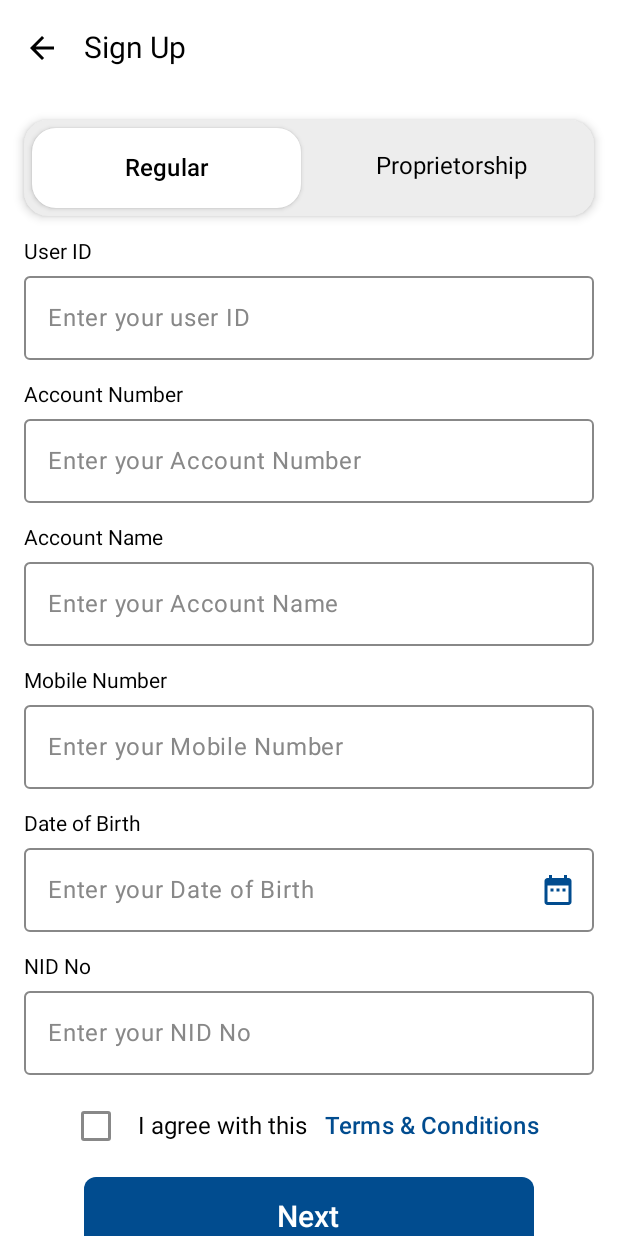
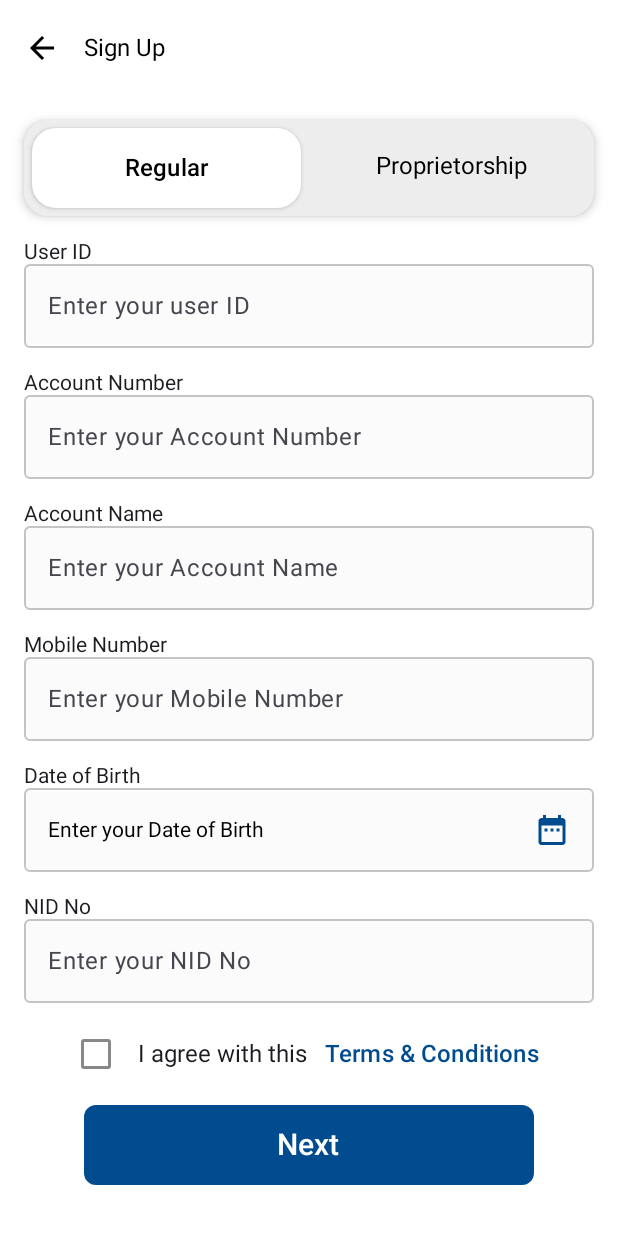
Before and after one commit to shimul53/RegistrationUI, an Android app built with Jetpack Compose: the SignupScreen screen opened through its navigation route, on a phone screen of 412 x 824 dp. Run offline under Robolectric (Android 15) with nearby library versions, the phone set to English and light mode, and no system bars.

Commit message:
Modify  signup fields as per requirement

```diff
--- a/app/build.gradle.kts
+++ b/app/build.gradle.kts
@@ -71,4 +71,7 @@ dependencies {
     implementation ("com.google.accompanist:accompanist-pager-indicators:0.28.0") // Pager Indicators
     implementation ("androidx.navigation:navigation-compose:2.5.3")
     implementation("io.coil-kt:coil-compose:2.7.0")
+    implementation ("com.google.accompanist:accompanist-insets:0.28.0")
+    implementation ("com.google.accompanist:accompanist-insets-ui:0.28.0")
+    implementation ("androidx.compose.foundation:foundation:1.4.0")
 }
--- a/app/src/main/java/com/example/registrationui/MainActivity.kt
+++ b/app/src/main/java/com/example/registrationui/MainActivity.kt
@@ -1,6 +1,7 @@
 package com.example.registrationui
 
 import android.os.Bundle
+import android.view.WindowManager
 import androidx.activity.ComponentActivity
 import androidx.activity.compose.setContent
 import androidx.activity.enableEdgeToEdge
@@ -11,6 +12,7 @@ import androidx.compose.material3.Text
 import androidx.compose.runtime.Composable
 import androidx.compose.ui.Modifier
 import androidx.compose.ui.tooling.preview.Preview
+import androidx.core.view.WindowCompat
 import com.example.registrationui.ui.theme.RegistrationUITheme
 import navigation.NavController
 
@@ -18,6 +20,9 @@ class MainActivity : ComponentActivity() {
     override fun onCreate(savedInstanceState: Bundle?) {
         super.onCreate(savedInstanceState)
         enableEdgeToEdge()
+        window.setSoftInputMode(
+            WindowManager.LayoutParams.SOFT_INPUT_ADJUST_NOTHING
+        );
         setContent {
             NavController()
     }
--- a/app/src/main/java/com/example/registrationui/ui/LoginScreen.kt
+++ b/app/src/main/java/com/example/registrationui/ui/LoginScreen.kt
@@ -89,11 +89,12 @@ fun LoginScreen(navController: NavHostController){
             .fillMaxWidth()
             .padding(start = 16.dp, end = 16.dp),value =textState.value , onValueChange = {textState.value = it},
 
-            label ={ Text(text = "User ID")} ,
+            placeholder ={ Text(text = "User ID")} ,
+            singleLine = true,
 
             colors = TextFieldDefaults.outlinedTextFieldColors(
                 focusedBorderColor = Color(0xFF014C8F),
-                unfocusedBorderColor = Color.Gray, // Optional: define the unfocused border color
+                unfocusedBorderColor = Color(0x54545454), // Optional: define the unfocused border color
                 cursorColor = Color(0xFF014C8F),         // Cursor color
                 focusedLabelColor = Color(0xFF014C8F),   // Focused label color
                 unfocusedLabelColor = Color.Gray
@@ -135,12 +136,13 @@ fun PasswordOutlinedTextField() {
     var password by remember { mutableStateOf("") }
 
     OutlinedTextField(
+        singleLine = true,
         value = password,
         onValueChange = { newPassword -> password = newPassword },
-        label = { Text(text = "Password") },
+        placeholder = { Text(text = "Password") },
         colors = TextFieldDefaults.outlinedTextFieldColors(
             focusedBorderColor = Color(0xFF014C8F),
-            unfocusedBorderColor = Color.Gray, // Optional: define the unfocused border color
+            unfocusedBorderColor = Color(0x54545454), // Optional: define the unfocused border color
             cursorColor = Color(0xFF014C8F),         // Cursor color
             focusedLabelColor = Color(0xFF014C8F),   // Focused label color
             unfocusedLabelColor = Color.Gray
--- a/app/src/main/java/com/example/registrationui/ui/SignupScreen.kt
+++ b/app/src/main/java/com/example/registrationui/ui/SignupScreen.kt
@@ -2,15 +2,19 @@ package UI
 import android.app.DatePickerDialog
 import android.widget.DatePicker
 import androidx.compose.foundation.background
+import androidx.compose.foundation.border
 import androidx.compose.foundation.clickable
 import androidx.compose.foundation.interaction.MutableInteractionSource
 import androidx.compose.foundation.layout.Arrangement
+import androidx.compose.foundation.layout.Box
 import androidx.compose.foundation.layout.Column
 import androidx.compose.foundation.layout.Row
 import androidx.compose.foundation.layout.Spacer
 import androidx.compose.foundation.layout.fillMaxSize
 import androidx.compose.foundation.layout.fillMaxWidth
 import androidx.compose.foundation.layout.height
+import androidx.compose.foundation.layout.imePadding
+import androidx.compose.foundation.layout.navigationBarsPadding
 import androidx.compose.foundation.layout.padding
 import androidx.compose.foundation.layout.width
 import androidx.compose.foundation.layout.wrapContentWidth
@@ -20,6 +24,7 @@ import androidx.compose.foundation.text.KeyboardOptions
 import androidx.compose.foundation.verticalScroll
 import androidx.compose.material.icons.Icons
 import androidx.compose.material.icons.automirrored.filled.ArrowBack
+import androidx.compose.material.icons.filled.ArrowBack
 import androidx.compose.material.icons.filled.DateRange
 import androidx.compose.material3.Button
 import androidx.compose.material3.ButtonDefaults
@@ -30,16 +35,21 @@ import androidx.compose.material3.CheckboxDefaults
 import androidx.compose.material3.ExperimentalMaterial3Api
 import androidx.compose.material3.Icon
 import androidx.compose.material3.IconButton
+import androidx.compose.material3.MaterialTheme
 import androidx.compose.material3.OutlinedTextField
+import androidx.compose.material3.Scaffold
 import androidx.compose.material3.Text
 import androidx.compose.material3.TextButton
 import androidx.compose.material3.TextFieldDefaults
 import androidx.compose.material3.TopAppBar
+import androidx.compose.material3.TopAppBarColors
 import androidx.compose.material3.TopAppBarDefaults
 import androidx.compose.runtime.Composable
+import androidx.compose.runtime.LaunchedEffect
 import androidx.compose.runtime.getValue
 import androidx.compose.runtime.mutableStateOf
 import androidx.compose.runtime.remember
+import androidx.compose.runtime.rememberCoroutineScope
 import androidx.compose.runtime.setValue
 import androidx.compose.ui.Alignment
 import androidx.compose.ui.Modifier
@@ -54,24 +64,60 @@ import androidx.compose.ui.unit.dp
 import androidx.compose.ui.unit.sp
 import androidx.navigation.NavHostController
 import com.example.registrationui.R
+import kotlinx.coroutines.launch
 import java.text.SimpleDateFormat
 import java.util.Calendar
 import java.util.Locale
 import java.util.*
 
 
+@OptIn(ExperimentalMaterial3Api::class)
 @Composable
 fun SignupScreen(navController: NavHostController){
+    val scope = rememberCoroutineScope()
+    Scaffold (containerColor = Color.White,
+        modifier = Modifier.navigationBarsPadding().fillMaxSize().imePadding(),
+        topBar = {
+            TopAppBar(
+                colors = TopAppBarColors( containerColor = Color.White, actionIconContentColor = Color.Black, navigationIconContentColor = Color.Black, scrolledContainerColor = Color.Black, titleContentColor = Color.Black ),
+                title = {
+                    androidx.compose.material.Text(
+                        "Sign Up",
+                        color = Color.Black,
+                        fontSize = 16.sp
+                    )
+                },
 
+                navigationIcon = {
+                    IconButton(onClick = { scope.launch {
+
+                        navController.popBackStack()
+
+                        // navController.navigate("anotherScreen")
+
+                    } }) {
+                        Icon(Icons.Default.ArrowBack, contentDescription = "Back")
+                    }
+                }
+            )
+        }){
+        paddingValues ->
         Column(modifier = Modifier
             .fillMaxSize()
+            .verticalScroll(rememberScrollState())
+            .padding(paddingValues)
+            .imePadding()
             .background(Color.White), verticalArrangement =Arrangement.Top, horizontalAlignment = Alignment.CenterHorizontally) {
-        TopBar(onBackClick = { navController.popBackStack()})
+            //TopBar(onBackClick = { navController.popBackStack()})
             CustomSwipeButton()
             //TermsSection()
             // nextBtn()
 
         }
+    }
+
+
+
 }
 
 @Composable
@@ -119,8 +165,10 @@ fun CustomSwipeButton() {
                         .weight(1f)
                         .height(53.dp)
                         .padding(16.dp)
-                        .clickable (interactionSource = remember { MutableInteractionSource() },
-                            indication = null,){ selectedButton = 1 },
+                        .clickable(
+                            interactionSource = remember { MutableInteractionSource() },
+                            indication = null,
+                        ) { selectedButton = 1 },
                     fontSize = 16.sp,
                     color = Color.Black,
                     textAlign = TextAlign.Center
@@ -155,8 +203,10 @@ fun CustomSwipeButton() {
                         .weight(1f)
                         .height(53.dp)
                         .padding(16.dp)
-                        .clickable (interactionSource = remember { MutableInteractionSource() },
-                            indication = null,){ selectedButton = 2 },
+                        .clickable(
+                            interactionSource = remember { MutableInteractionSource() },
+                            indication = null,
+                        ) { selectedButton = 2 },
                     fontSize = 16.sp,
                     color = Color.Black,
                     textAlign = TextAlign.Center
@@ -216,23 +266,26 @@ fun UserTextFields(selectedButton: Int){
     val accountNameState = remember { mutableStateOf("") }
     val mobileNumberState = remember { mutableStateOf("") }
     val nidNoState = remember { mutableStateOf("") }
-    Column(modifier = Modifier
-        .verticalScroll(scrollState), verticalArrangement =Arrangement.Top, horizontalAlignment = Alignment.CenterHorizontally) {
+    Column(modifier = Modifier.padding(bottom = 20.dp)
+        , verticalArrangement =Arrangement.Top, horizontalAlignment = Alignment.CenterHorizontally) {
 
         //user id
         Text(text = "User ID", modifier = Modifier
             .align(Alignment.Start)
             .padding(start = 16.dp))
-        OutlinedTextField( modifier = Modifier
+        OutlinedTextField(
+            modifier = Modifier
             .fillMaxWidth()
             .padding(start = 16.dp, end = 16.dp),value =userIDState.value , onValueChange = {userIDState.value = it},
-            label ={ Text(text = "Enter your user ID")} ,
+            singleLine = true,
+            placeholder ={ Text(text = "Enter your user ID")} ,
             colors = TextFieldDefaults.outlinedTextFieldColors(
                 focusedBorderColor = Color(0xFF014C8F),
-                unfocusedBorderColor = Color.Gray, // Optional: define the unfocused border color
+                unfocusedBorderColor = Color(0x54545454), // Optional: define the unfocused border color
                 cursorColor = Color(0xFF014C8F),         // Cursor color
                 focusedLabelColor = Color(0xFF014C8F),   // Focused label color
-                unfocusedLabelColor = Color.Gray
+                unfocusedLabelColor = Color.Gray,
+                containerColor = Color(0xFBFBFBFB),
             ),)
         Spacer(modifier = Modifier.height(15.dp))
 
@@ -243,13 +296,15 @@ fun UserTextFields(selectedButton: Int){
         OutlinedTextField( modifier = Modifier
             .fillMaxWidth()
             .padding(start = 16.dp, end = 16.dp),value =accountNumberState.value , onValueChange = {accountNumberState.value = it},
-            label ={ Text(text = "Enter your Account Number")} ,
+            placeholder ={ Text(text = "Enter your Account Number")} ,
+            singleLine = true,
             colors = TextFieldDefaults.outlinedTextFieldColors(
                 focusedBorderColor = Color(0xFF014C8F),
-                unfocusedBorderColor = Color.Gray, // Optional: define the unfocused border color
+                unfocusedBorderColor = Color(0x54545454), // Optional: define the unfocused border color
                 cursorColor = Color(0xFF014C8F),         // Cursor color
                 focusedLabelColor = Color(0xFF014C8F),   // Focused label color
-                unfocusedLabelColor = Color.Gray
+                unfocusedLabelColor = Color.Gray ,
+                containerColor = Color(0xFBFBFBFB),
             ),)
 
         Spacer(modifier = Modifier.height(15.dp))
@@ -262,13 +317,15 @@ fun UserTextFields(selectedButton: Int){
         OutlinedTextField( modifier = Modifier
             .fillMaxWidth()
             .padding(start = 16.dp, end = 16.dp),value =accountNameState.value , onValueChange = {accountNameState.value = it},
-            label ={ Text(text = "Enter your Account Name")} ,
+            placeholder ={ Text(text = "Enter your Account Name")} ,
+            singleLine = true,
             colors = TextFieldDefaults.outlinedTextFieldColors(
                 focusedBorderColor = Color(0xFF014C8F),
-                unfocusedBorderColor = Color.Gray, // Optional: define the unfocused border color
+                unfocusedBorderColor = Color(0x54545454), // Optional: define the unfocused border color
                 cursorColor = Color(0xFF014C8F),         // Cursor color
                 focusedLabelColor = Color(0xFF014C8F),   // Focused label color
-                unfocusedLabelColor = Color.Gray
+                unfocusedLabelColor = Color.Gray,
+                containerColor = Color(0xFBFBFBFB),
             ),)
 
         Spacer(modifier = Modifier.height(15.dp))
@@ -280,13 +337,16 @@ fun UserTextFields(selectedButton: Int){
         OutlinedTextField( modifier = Modifier
             .fillMaxWidth()
             .padding(start = 16.dp, end = 16.dp),value =mobileNumberState.value , onValueChange = {mobileNumberState.value = it},
-            label ={ Text(text = "Enter your Mobile Number")} ,
+            placeholder ={ Text(text = "Enter your Mobile Number")} ,
+            singleLine = true,
             colors = TextFieldDefaults.outlinedTextFieldColors(
                 focusedBorderColor = Color(0xFF014C8F),
-                unfocusedBorderColor = Color.Gray, // Optional: define the unfocused border color
+                unfocusedBorderColor = Color(0x54545454), // Optional: define the unfocused border color
                 cursorColor = Color(0xFF014C8F),         // Cursor color
                 focusedLabelColor = Color(0xFF014C8F),   // Focused label color
-                unfocusedLabelColor = Color.Gray
+                unfocusedLabelColor = Color.Gray,
+                containerColor = Color(0xFBFBFBFB),
+
             ),)
 
         Spacer(modifier = Modifier.height(15.dp))
@@ -307,7 +367,7 @@ fun UserTextFields(selectedButton: Int){
                 unfocusedLabelColor = Color.Gray
             ),)*/
         //DateOfBirthField()
-        DatePickerTextField()
+        DatePickerText()
 
         Spacer(modifier = Modifier.height(15.dp))
 
@@ -317,14 +377,17 @@ fun UserTextFields(selectedButton: Int){
             .padding(start = 16.dp))
         OutlinedTextField( modifier = Modifier
             .fillMaxWidth()
+            .imePadding()
             .padding(start = 16.dp, end = 16.dp),value =nidNoState.value , onValueChange = {nidNoState.value = it},
-            label ={ Text(text = "Enter your NID No")} ,
+            placeholder ={ Text(text = "Enter your NID No")} ,
+            singleLine = true,
             colors = TextFieldDefaults.outlinedTextFieldColors(
                 focusedBorderColor = Color(0xFF014C8F),
-                unfocusedBorderColor = Color.Gray, // Optional: define the unfocused border color
+                unfocusedBorderColor = Color(0x54545454), // Optional: define the unfocused border color
                 cursorColor = Color(0xFF014C8F),         // Cursor color
                 focusedLabelColor = Color(0xFF014C8F),   // Focused label color
-                unfocusedLabelColor = Color.Gray
+                unfocusedLabelColor = Color.Gray,
+                containerColor = Color(0xFBFBFBFB),
             ),)
 
         TermsSection()
@@ -418,7 +481,7 @@ fun nextBtn(){
                 .padding(start = 16.dp, end = 16.dp),
             value = dateOfBirthState.value,
             onValueChange = { dateOfBirthState.value = it },
-            label = { Text(text = "Enter your Date of Birth") },
+            placeholder = { Text(text = "Enter your Date of Birth") },
             trailingIcon = {
                 IconButton(onClick = { datePickerDialog.show() }) {
                     Icon(
@@ -439,9 +502,69 @@ fun nextBtn(){
     }
 
 
+@OptIn(ExperimentalMaterial3Api::class)
+@Composable
+fun DatePickerText(modifier: Modifier = Modifier) {
+    val context = LocalContext.current
+    val focusManager = LocalFocusManager.current
+    val calendar = Calendar.getInstance()
+    val year = calendar.get(Calendar.YEAR)
+    val month = calendar.get(Calendar.MONTH)
+    val day = calendar.get(Calendar.DAY_OF_MONTH)
+
+    var selectedDate by remember { mutableStateOf("Enter your Date of Birth") }
+
+    // Function to show DatePickerDialog
+    fun showDatePickerDialog() {
+        DatePickerDialog(
+            context,R.style.CustomDatePickerDialog,
+            { _, selectedYear, selectedMonth, selectedDay ->
+                calendar.set(selectedYear, selectedMonth, selectedDay)
+                val formattedDate = SimpleDateFormat("dd/MM/yyyy", Locale.getDefault()).format(calendar.time)
+                selectedDate = formattedDate
+                focusManager.clearFocus() // Clear focus after date is set
+            },
+            year, month, day
+        ).show()
+    }
+
+    Box(
+        contentAlignment = Alignment.CenterStart,
+        modifier = modifier
+            .fillMaxWidth()
+            .padding(horizontal = 16.dp)
+            .clickable {
+                showDatePickerDialog() // Show DatePickerDialog when the box is clicked
+            }
+            .background(Color(0xFBFBFBFB), shape = RoundedCornerShape(4.dp)) // Set corner radius
+            .border(1.dp, Color(0x54545454), shape = RoundedCornerShape(4.dp)) // Set border with corner radius
+            .padding(16.dp)
+    ) {
+        Row(
+            verticalAlignment = Alignment.CenterVertically,
+            modifier = Modifier.fillMaxWidth()
+        ) {
+            Text(
+                text = selectedDate,
+                color = if (selectedDate == "Enter your Date of Birth") Color.Black else Color.Black
+            )
+
+            Spacer(modifier = Modifier.weight(1f))
+
+            Icon(
+                imageVector = Icons.Default.DateRange,
+                contentDescription = null,
+                tint = Color(0xFF014C8F),
+                modifier = Modifier.clickable {
+                    showDatePickerDialog() // Show DatePickerDialog when the icon is clicked
+                }
+            )
+        }
+    }
+}
 
 
-@OptIn(ExperimentalMaterial3Api::class)
+/*@OptIn(ExperimentalMaterial3Api::class)
 @Composable
 fun DatePickerTextField( modifier: Modifier = Modifier) {
     val context = LocalContext.current
@@ -524,7 +647,8 @@ fun DatePickerTextField( modifier: Modifier = Modifier) {
             val (formattedText, newCursorPosition) = formatInput(newValue.text, newValue.selection.start)
             selectedDate = TextFieldValue(formattedText, TextRange(newCursorPosition))
         },
-        label = { Text(text = "Enter your Date of Birth") },
+        placeholder = { Text(text = "Enter your Date of Birth") },
+        singleLine = true,
         readOnly = false,
         trailingIcon = {
             Icon(
@@ -553,7 +677,7 @@ fun DatePickerTextField( modifier: Modifier = Modifier) {
                 showDialog = true
             }
     )
-}
+}*/
 
 
 /*@Composable
```
Lines whose indentation alone changed are shown as unchanged.
